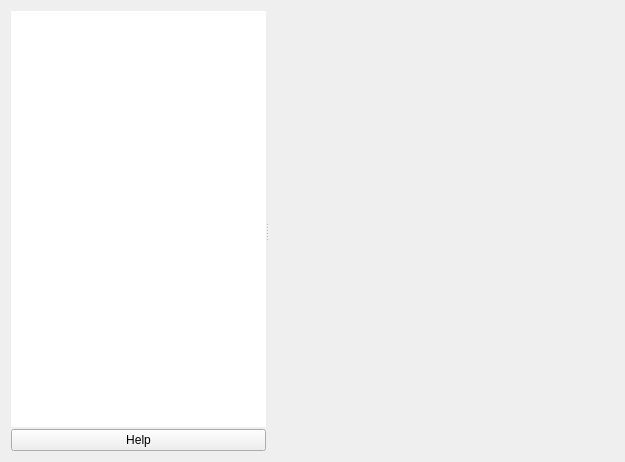
GPUOpen-LibrariesAndSDKs/RadeonProRenderUSD, file pxr/imaging/plugin/rprHoudini/scripts/python/houRpr/materialLibrary.ui: the form before one commit.
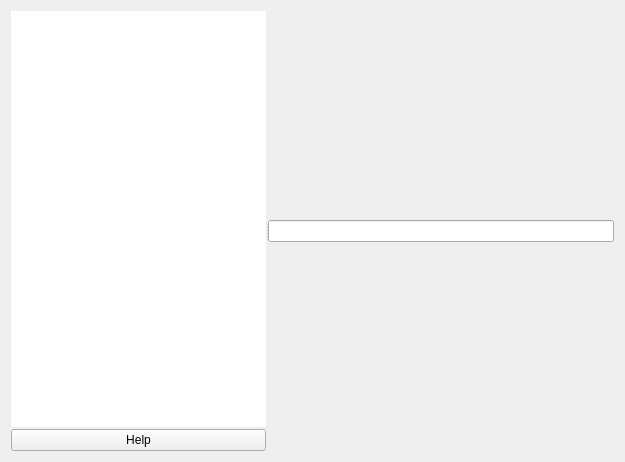
The form after the commit.

Commit message: simple search

Patch:
```diff
--- a/pxr/imaging/plugin/rprHoudini/scripts/python/houRpr/materialLibrary.ui
+++ b/pxr/imaging/plugin/rprHoudini/scripts/python/houRpr/materialLibrary.ui
@@ -124,6 +124,9 @@
        <property name="bottomMargin">
         <number>0</number>
        </property>
+	   <item>
+        <widget class="QLineEdit" name="filter"/>
+       </item>
       </layout>
      </widget>
     </widget>
```
The commit also changes 1 other file.
